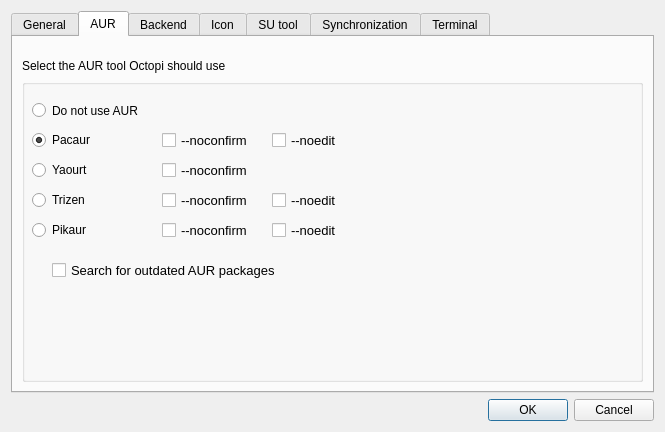
This is ui/optionsdialog.ui in aarnt/octopi as Qt 5 draws it before an edit. The edited form follows.
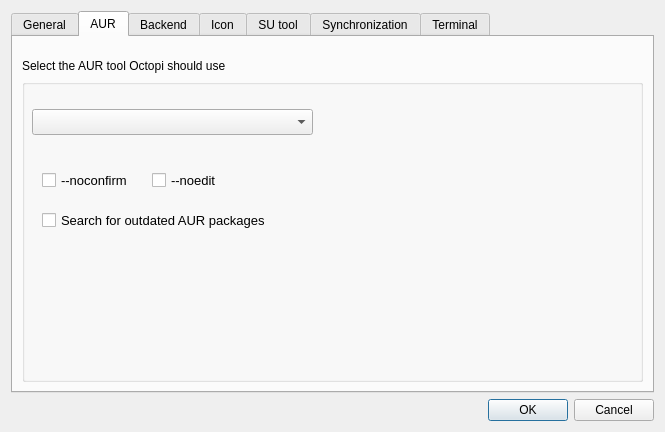
This is the edited form. The open tabs and pages were chosen to show the change.

Patch:
```diff
--- a/ui/optionsdialog.ui
+++ b/ui/optionsdialog.ui
@@ -118,46 +118,11 @@
            <property name="checkable">
             <bool>false</bool>
            </property>
-           <widget class="QRadioButton" name="rbPacaur">
+           <widget class="QCheckBox" name="cbNoConfirm">
             <property name="geometry">
              <rect>
-              <x>10</x>
-              <y>50</y>
-              <width>105</width>
-              <height>22</height>
-             </rect>
-            </property>
-            <property name="accessibleName">
-             <string notr="true"/>
-            </property>
-            <property name="text">
-             <string notr="true">Pacaur</string>
-            </property>
-            <property name="checked">
-             <bool>true</bool>
-            </property>
-           </widget>
-           <widget class="QRadioButton" name="rbYaourt">
-            <property name="geometry">
-             <rect>
-              <x>10</x>
-              <y>80</y>
-              <width>105</width>
-              <height>22</height>
-             </rect>
-            </property>
-            <property name="accessibleName">
-             <string notr="true"/>
-            </property>
-            <property name="text">
-             <string notr="true">Yaourt</string>
-            </property>
-           </widget>
-           <widget class="QCheckBox" name="cbPacaurNoConfirm">
-            <property name="geometry">
-             <rect>
-              <x>140</x>
-              <y>50</y>
+              <x>20</x>
+              <y>90</y>
               <width>101</width>
               <height>22</height>
              </rect>
@@ -174,8 +139,8 @@
            <widget class="QCheckBox" name="cbPacaurNoEdit">
             <property name="geometry">
              <rect>
-              <x>250</x>
-              <y>50</y>
+              <x>130</x>
+              <y>90</y>
               <width>90</width>
               <height>22</height>
              </rect>
@@ -189,42 +154,11 @@
              <string notr="true">--noedit</string>
             </property>
            </widget>
-           <widget class="QCheckBox" name="cbYaourtNoConfirm">
-            <property name="geometry">
-             <rect>
-              <x>140</x>
-              <y>80</y>
-              <width>101</width>
-              <height>22</height>
-             </rect>
-            </property>
-            <property name="font">
-             <font>
-              <pointsize>10</pointsize>
-             </font>
-            </property>
-            <property name="text">
-             <string notr="true">--noconfirm</string>
-            </property>
-           </widget>
-           <widget class="QRadioButton" name="rbDoNotUse">
-            <property name="geometry">
-             <rect>
-              <x>10</x>
-              <y>20</y>
-              <width>271</width>
-              <height>23</height>
-             </rect>
-            </property>
-            <property name="text">
-             <string>Do not use AUR</string>
-            </property>
-           </widget>
            <widget class="QCheckBox" name="cbSearchOutdatedAURPackages">
             <property name="geometry">
              <rect>
-              <x>30</x>
-              <y>180</y>
+              <x>20</x>
+              <y>130</y>
               <width>571</width>
               <height>23</height>
              </rect>
@@ -238,108 +172,14 @@
              <string>Search for outdated AUR packages</string>
             </property>
            </widget>
-           <widget class="QRadioButton" name="rbTrizen">
+           <widget class="QComboBox" name="comboAUR">
             <property name="geometry">
              <rect>
               <x>10</x>
-              <y>110</y>
-              <width>105</width>
-              <height>22</height>
+              <y>30</y>
+              <width>281</width>
+              <height>26</height>
              </rect>
-            </property>
-            <property name="accessibleName">
-             <string notr="true"/>
-            </property>
-            <property name="text">
-             <string notr="true">Trizen</string>
-            </property>
-           </widget>
-           <widget class="QCheckBox" name="cbTrizenNoConfirm">
-            <property name="geometry">
-             <rect>
-              <x>140</x>
-              <y>110</y>
-              <width>101</width>
-              <height>22</height>
-             </rect>
-            </property>
-            <property name="font">
-             <font>
-              <pointsize>10</pointsize>
-             </font>
-            </property>
-            <property name="text">
-             <string notr="true">--noconfirm</string>
-            </property>
-           </widget>
-           <widget class="QCheckBox" name="cbTrizenNoEdit">
-            <property name="geometry">
-             <rect>
-              <x>250</x>
-              <y>110</y>
-              <width>90</width>
-              <height>22</height>
-             </rect>
-            </property>
-            <property name="font">
-             <font>
-              <pointsize>10</pointsize>
-             </font>
-            </property>
-            <property name="text">
-             <string notr="true">--noedit</string>
-            </property>
-           </widget>
-           <widget class="QRadioButton" name="rbPikaur">
-            <property name="geometry">
-             <rect>
-              <x>10</x>
-              <y>140</y>
-              <width>105</width>
-              <height>22</height>
-             </rect>
-            </property>
-            <property name="accessibleName">
-             <string notr="true"/>
-            </property>
-            <property name="text">
-             <string notr="true">Pikaur</string>
-            </property>
-           </widget>
-           <widget class="QCheckBox" name="cbPikaurNoConfirm">
-            <property name="geometry">
-             <rect>
-              <x>140</x>
-              <y>140</y>
-              <width>101</width>
-              <height>22</height>
-             </rect>
-            </property>
-            <property name="font">
-             <font>
-              <pointsize>10</pointsize>
-             </font>
-            </property>
-            <property name="text">
-             <string notr="true">--noconfirm</string>
-            </property>
-           </widget>
-           <widget class="QCheckBox" name="cbPikaurNoEdit">
-            <property name="geometry">
-             <rect>
-              <x>250</x>
-              <y>140</y>
-              <width>90</width>
-              <height>22</height>
-             </rect>
-            </property>
-            <property name="font">
-             <font>
-              <pointsize>10</pointsize>
-             </font>
-            </property>
-            <property name="text">
-             <string notr="true">--noedit</string>
             </property>
            </widget>
           </widget>
```
Left out of the diff: 4 changed lines with no effect on the pictures.
